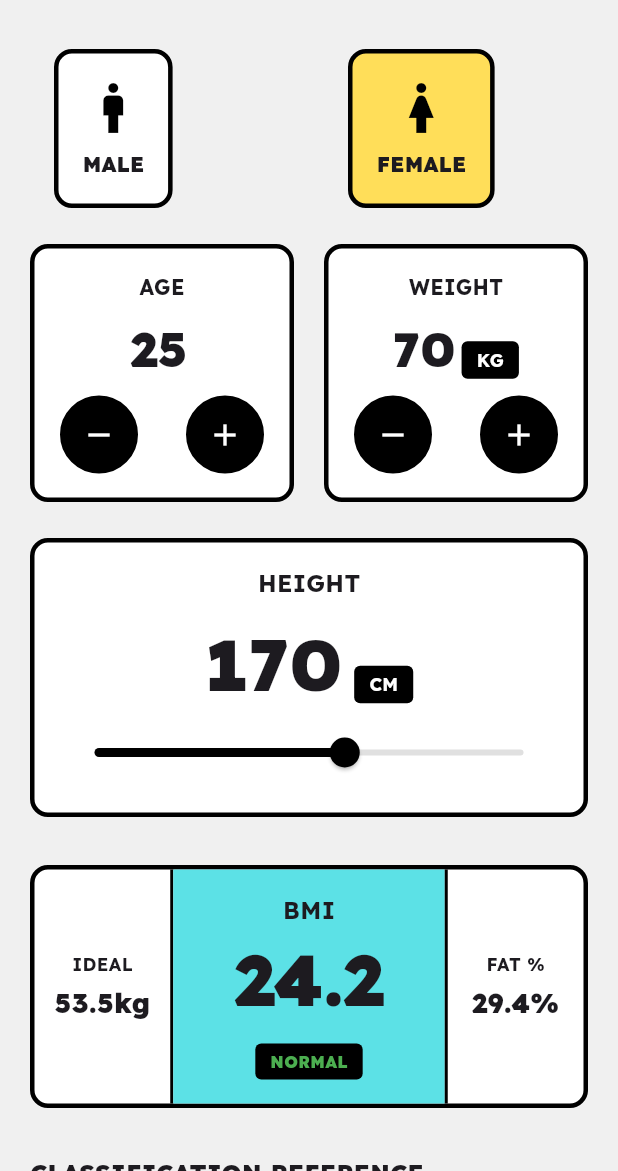
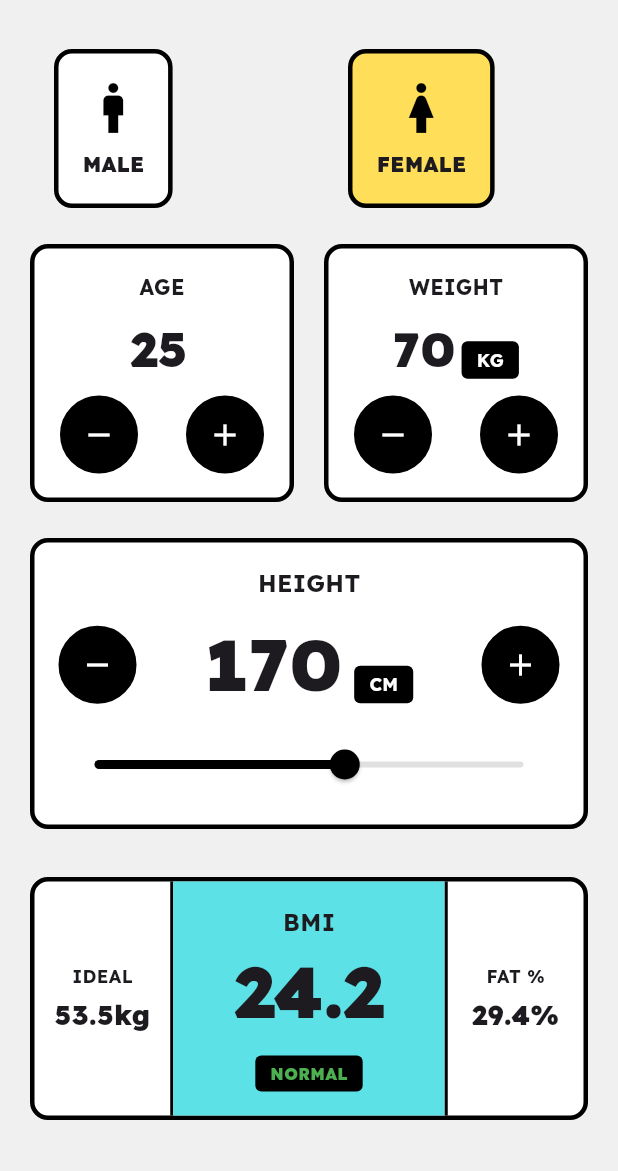
Before and after one commit to egypty3/brutalist_bmi_calculator, a Flutter app: the screen it shows after launch, after a tap on "FEMALE", on a phone screen of 412 x 824 dp, the part 65-1236 px from its top. Run offline on Flutter 3.47's test engine with Material 3 defaults, Android fonts, the phone set to English and light mode, and no system bars; our stand-ins replace flutter_animate, google_fonts, google_mobile_ads; network calls fail.

Commit message:
feat: integrate Google Mobile Ads SDK for banner ads in calculator screen

```diff
--- a/lib/main.dart
+++ b/lib/main.dart
@@ -13,6 +13,7 @@
 import 'package:flutter/material.dart';
 import 'package:flutter/services.dart';
 import 'package:google_fonts/google_fonts.dart';
+import 'package:google_mobile_ads/google_mobile_ads.dart';
 import 'screens/splash_screen.dart';
 
 /// Entry point of the Brutalist BMI Calculator application.
@@ -42,6 +43,9 @@ void main() async {
             DeviceOrientation.landscapeRight,
           ],
   );
+
+  // Initialize AdMob before the widget tree starts requesting ads.
+  await MobileAds.instance.initialize();
 
   runApp(const BrutalBMICalculator());
 }
--- a/lib/screens/calculator_screen.dart
+++ b/lib/screens/calculator_screen.dart
@@ -18,8 +18,12 @@
 //   for intuitive unit and language selection.
 // ============================================================================
 
+
+
 import 'dart:ui';
+import 'package:flutter/foundation.dart';
 import 'package:flutter/material.dart';
+import 'package:google_mobile_ads/google_mobile_ads.dart';
 import '../widgets/brutalist_widgets.dart';
 import '../utils/bmi_logic.dart';
 import '../utils/localization.dart';
@@ -59,6 +63,21 @@ class _CalculatorScreenState extends State<CalculatorScreen> {
   static const double cmPerInch = 2.54;
   static const double kgPerLb = 0.45359237;
 
+  // Height limits are shared by both slider and +/- controls so every input path
+  // respects the same valid range.
+  static const double _minHeightCm = 100;
+  static const double _maxHeightCm = 220;
+
+  // Ad state for the bottom banner shown on supported mobile platforms.
+  BannerAd? _bannerAd;
+  bool _isBannerAdReady = false;
+
+  // Ad unit from AdMob screenshot (Android production banner).
+  static const String _androidBannerAdUnitId =
+      'ca-app-pub-5785609346141040/9590890493';
+  static const String _iosTestBannerAdUnitId =
+      'ca-app-pub-3940256099942544/2934735716';
+
   @override
   void initState() {
     super.initState();
@@ -70,6 +89,79 @@ class _CalculatorScreenState extends State<CalculatorScreen> {
     // Perform the first calculation immediately so the screen opens with a
     // valid BMI, category, and supporting metrics instead of empty placeholders.
     _calculate();
+    // Load the banner after first layout so adaptive sizing can read screen width.
+    WidgetsBinding.instance.addPostFrameCallback((_) {
+      _loadBannerAd();
+    });
+  }
+
+  @override
+  void dispose() {
+    _bannerAd?.dispose();
+    super.dispose();
+  }
+
+  String? get _bannerAdUnitId {
+    // Keep ad loading scoped to mobile targets. Desktop/web can render without ads.
+    switch (defaultTargetPlatform) {
+      case TargetPlatform.android:
+        return _androidBannerAdUnitId;
+      case TargetPlatform.iOS:
+        // No iOS unit is configured yet; using test ID prevents invalid requests.
+        return _iosTestBannerAdUnitId;
+      default:
+        return null;
+    }
+  }
+
+  Future<void> _loadBannerAd() async {
+    final adUnitId = _bannerAdUnitId;
+    if (adUnitId == null) return;
+
+    // Use the current view width to request an anchored adaptive banner.
+    final mediaQuery = MediaQuery.maybeOf(context);
+    if (mediaQuery == null) return;
+    final adWidth = mediaQuery.size.width.truncate();
+    if (adWidth <= 0) return;
+
+    final adaptiveSize =
+        await AdSize.getLargeAnchoredAdaptiveBannerAdSize(adWidth);
+    if (adaptiveSize == null || !mounted) return;
+
+    // Dispose any previous banner before replacing it.
+    _bannerAd?.dispose();
+    setState(() {
+      _bannerAd = null;
+      _isBannerAdReady = false;
+    });
+
+    final banner = BannerAd(
+      adUnitId: adUnitId,
+      request: const AdRequest(),
+      size: adaptiveSize,
+      listener: BannerAdListener(
+        onAdLoaded: (ad) {
+          if (!mounted) {
+            ad.dispose();
+            return;
+          }
+          setState(() {
+            _bannerAd = ad as BannerAd;
+            _isBannerAdReady = true;
+          });
+        },
+        onAdFailedToLoad: (ad, error) {
+          ad.dispose();
+          if (!mounted) return;
+          setState(() {
+            _isBannerAdReady = false;
+          });
+          debugPrint('Banner ad failed to load: $error');
+        },
+      ),
+    );
+
+    banner.load();
   }
 
   void _calculate() {
@@ -89,6 +181,18 @@ class _CalculatorScreenState extends State<CalculatorScreen> {
       // label updates immediately to the chosen language.
       _currentLang = langCode;
       _loc = AppLocalization(langCode);
+    });
+  }
+
+  /// Uses 1 cm in metric mode, or 1 inch (2.54 cm) in imperial mode.
+  double get _heightStep => isCm ? 1.0 : cmPerInch;
+
+  /// Applies a +/- step to height and clamps to the same range as the slider.
+  void _changeHeightByStep(int direction) {
+    final updated = (height + (direction * _heightStep)).clamp(_minHeightCm, _maxHeightCm);
+    setState(() {
+      height = updated.toDouble();
+      _calculate();
     });
   }
 
@@ -126,6 +230,26 @@ class _CalculatorScreenState extends State<CalculatorScreen> {
             return _buildPhoneLayout();
           },
         ),
+        bottomNavigationBar: _buildBannerArea(),
+      ),
+    );
+  }
+
+  Widget _buildBannerArea() {
+    // Reserve space only when the ad is ready so loading does not jump the layout.
+    if (!_isBannerAdReady || _bannerAd == null) {
+      return const SizedBox.shrink();
+    }
+
+    final ad = _bannerAd!;
+    return SafeArea(
+      top: false,
+      child: Container(
+        alignment: Alignment.center,
+        color: Colors.white,
+        width: double.infinity,
+        height: ad.size.height.toDouble(),
+        child: AdWidget(ad: ad),
       ),
     );
   }
@@ -282,16 +406,31 @@ class _CalculatorScreenState extends State<CalculatorScreen> {
     // slider. On tablets, optional spacers spread those elements vertically.
     return BrutalistContainer(
       backgroundColor: Colors.white,
-      child: Column(
+      child: LayoutBuilder(
+        builder: (context, constraints) {
+          final compact = expandSlider && constraints.maxHeight < 170;
+
+          return Column(
             mainAxisAlignment: MainAxisAlignment.center,
             children: [
-          if (expandSlider) const Spacer(),
+              if (expandSlider && !compact) const Spacer(),
               Text(
                 _loc.translate('height'),
-            style: const TextStyle(fontWeight: FontWeight.bold, fontSize: 16),
+                style: TextStyle(
+                  fontWeight: FontWeight.bold,
+                  fontSize: compact ? 14 : 16,
                 ),
-          const SizedBox(height: 8),
+              ),
+              SizedBox(height: compact ? 4 : 8),
               Row(
+                mainAxisAlignment: MainAxisAlignment.spaceBetween,
+                children: [
+                  _buildRoundButton(
+                    Icons.remove,
+                    () => _changeHeightByStep(-1),
+                  ),
+                  Expanded(
+                    child: Row(
                       mainAxisAlignment: MainAxisAlignment.center,
                       crossAxisAlignment: CrossAxisAlignment.baseline,
                       textBaseline: TextBaseline.alphabetic,
@@ -299,14 +438,20 @@ class _CalculatorScreenState extends State<CalculatorScreen> {
                         if (isCm)
                           Text(
                             height.toStringAsFixed(0),
-                  style: const TextStyle(fontSize: 48, fontWeight: FontWeight.w900),
+                            style: TextStyle(
+                              fontSize: compact ? 40 : 48,
+                              fontWeight: FontWeight.w900,
+                            ),
                           )
                         else
                           Text(
                             _formatHeightInFeet(height),
-                  style: const TextStyle(fontSize: 32, fontWeight: FontWeight.w900),
+                            style: TextStyle(
+                              fontSize: compact ? 28 : 32,
+                              fontWeight: FontWeight.w900,
                             ),
-              const SizedBox(width: 8),
+                          ),
+                        SizedBox(width: compact ? 6 : 8),
                         GestureDetector(
                           onTap: () => _showUnitDialog(
                             _loc.translate('height_unit'),
@@ -317,34 +462,49 @@ class _CalculatorScreenState extends State<CalculatorScreen> {
                           child: Container(
                             // The unit badge is styled as a high-contrast button so users
                             // can tap it quickly without leaving the height card.
-                  padding: const EdgeInsets.symmetric(horizontal: 10, vertical: 4),
+                            padding: EdgeInsets.symmetric(
+                              horizontal: compact ? 8 : 10,
+                              vertical: compact ? 2 : 4,
+                            ),
                             decoration: BoxDecoration(
                               color: Colors.black,
                               borderRadius: BorderRadius.circular(4),
                             ),
                             child: Text(
                               isCm ? 'CM' : 'FT+IN',
-                    style: const TextStyle(
+                              style: TextStyle(
                                 color: Colors.white,
                                 fontWeight: FontWeight.bold,
-                      fontSize: 12,
+                                fontSize: compact ? 11 : 12,
                               ),
                             ),
                           ),
                         ),
                       ],
                     ),
-          if (expandSlider) const Spacer(),
+                  ),
+                  _buildRoundButton(
+                    Icons.add,
+                    () => _changeHeightByStep(1),
+                  ),
+                ],
+              ),
+              SizedBox(height: compact ? 4 : 8),
               Slider(
                 value: height,
-            min: 100,
-            max: 220,
+                min: _minHeightCm,
+                max: _maxHeightCm,
                 activeColor: Colors.black,
                 inactiveColor: Colors.black12,
-            onChanged: (val) => setState(() { height = val; _calculate(); }),
+                onChanged: (val) => setState(() {
+                  height = val.clamp(_minHeightCm, _maxHeightCm);
+                  _calculate();
+                }),
               ),
-          if (expandSlider) const Spacer(),
+              if (expandSlider && !compact) const Spacer(),
             ],
+          );
+        },
       ),
     );
   }
@@ -753,19 +913,24 @@ class _CalculatorScreenState extends State<CalculatorScreen> {
     );
   }
 
-  Widget _buildRoundButton(IconData icon, VoidCallback onTap) {
+  Widget _buildRoundButton(
+    IconData icon,
+    VoidCallback onTap, {
+    double iconSize = 24,
+    EdgeInsets padding = const EdgeInsets.all(12),
+  }) {
     // Small circular +/- buttons keep the counter controls compact and easy to
     // tap while preserving the bold Brutalist visual style.
     return GestureDetector(
       onTap: onTap,
       child: Container(
-        padding: const EdgeInsets.all(12),
+        padding: padding,
         decoration: BoxDecoration(
           color: Colors.black,
           shape: BoxShape.circle,
           border: Border.all(color: Colors.black, width: 2),
         ),
-        child: Icon(icon, color: Colors.white, size: 24),
+        child: Icon(icon, color: Colors.white, size: iconSize),
       ),
     );
   }
```
Also changed, not shown: 1 other file. Lines whose indentation alone changed are shown as unchanged.
